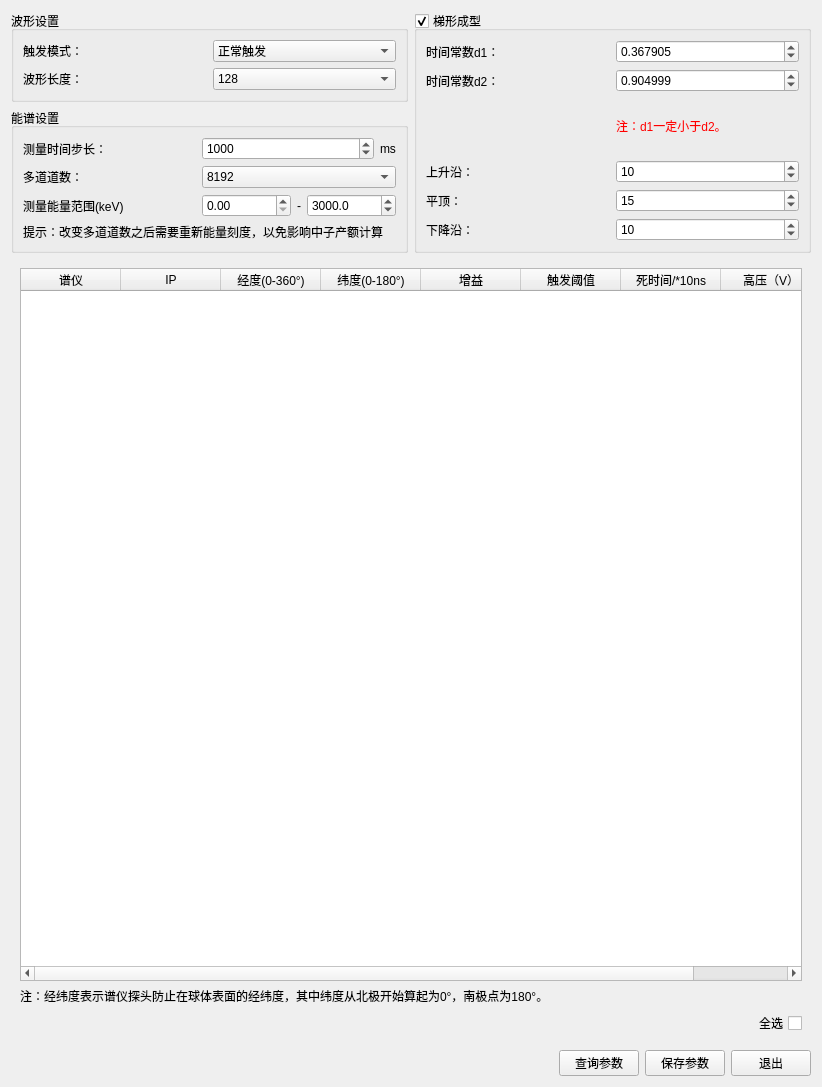
Old version of the form detsettingwindow.ui in the repository MrXiaomao/HXR_Detector.
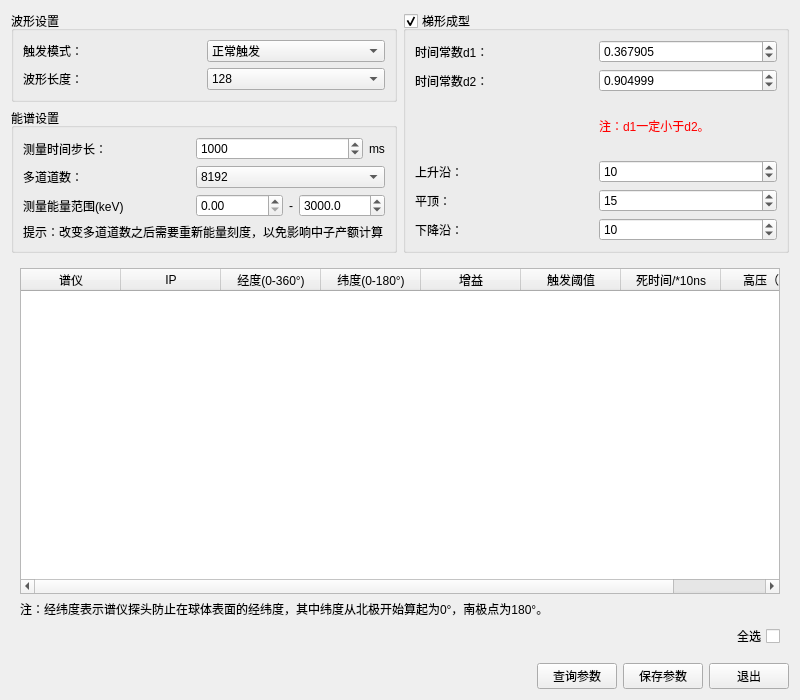
New version of the form.

```diff
--- a/detsettingwindow.ui
+++ b/detsettingwindow.ui
@@ -6,8 +6,8 @@
    <rect>
     <x>0</x>
     <y>0</y>
-    <width>822</width>
-    <height>1087</height>
+    <width>800</width>
+    <height>700</height>
    </rect>
   </property>
   <property name="windowTitle">
```
